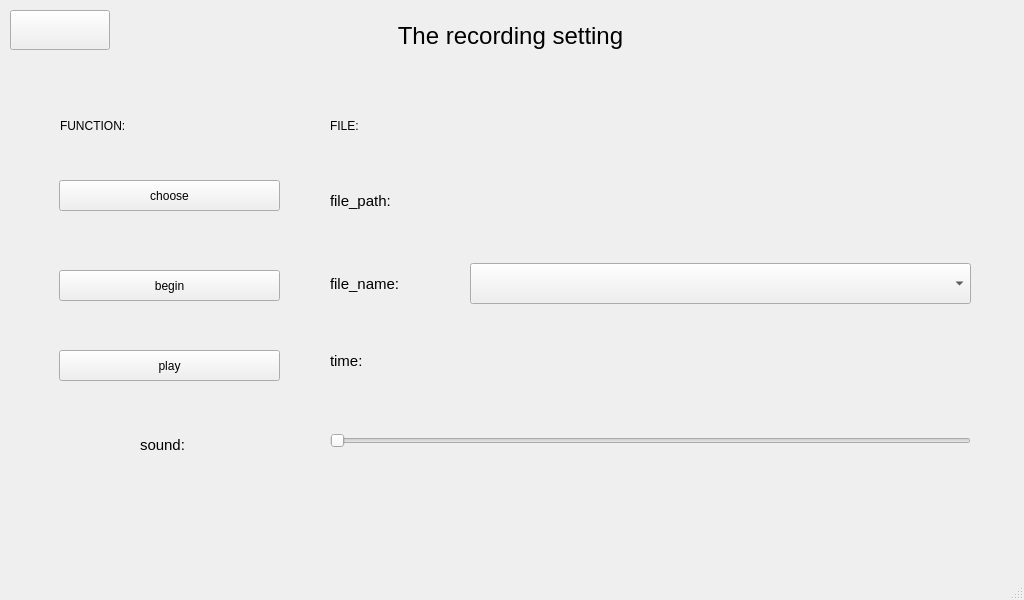
Old version of the form qt/t507/voice.ui in the repository jizizihe/baijie_demo.
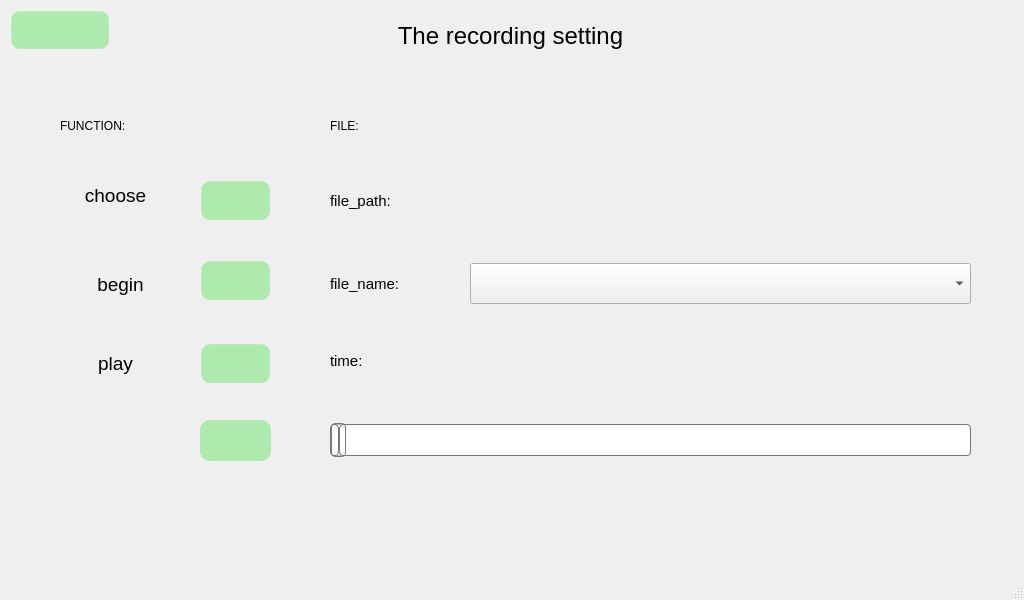
New version of the form. Icons and pictures are not drawn.

Patch:
```diff
--- a/qt/t507/voice.ui
+++ b/qt/t507/voice.ui
@@ -13,6 +13,9 @@
   <property name="windowTitle">
    <string>MainWindow</string>
   </property>
+  <property name="styleSheet">
+   <string notr="true"/>
+  </property>
   <widget class="QWidget" name="centralwidget">
    <widget class="QPushButton" name="return_2">
     <property name="geometry">
@@ -23,6 +26,44 @@
       <height>40</height>
      </rect>
     </property>
+    <property name="styleSheet">
+     <string notr="true">/****************按钮部件*******************/
+QPushButton{
+     background-color: rgba(100, 225, 100, 120);/*背景色*/
+     border-style: outset; /*边框样式*/
+     border-width:  2px;  /*边框宽度为4像素*/
+     border-radius: 10px; /*边框圆角半径*/
+     border-color: rgba(255, 225, 255, 30);/*边框颜色*/
+     font: bold 14px;/*字体*/
+     color:rgba(0, 0, 0, 100);/*字体颜色*/
+     padding: 6px; /*填衬*/
+    outline: none; /*去掉按钮的虚线框*/
+}
+
+QPushButton:hover{ /*鼠标悬停在按钮上时*/
+        background-color:rgba(100,255,100, 100);
+        border-color: rgba(255, 225, 255, 200);
+        color:rgba(0, 0, 0, 200);
+}
+
+QPushButton:pressed { /*按钮被按下时*/
+     background-color:rgba(100,255,100, 200);
+     border-color: rgba(255, 225, 255, 30);
+     border-style: inset;
+     color:rgba(0, 0, 0, 100);
+}
+
+/****************滑块部件*******************/
+
+
+QSlider::handle:horizontal { /*水平滑块的手柄*/
+        image: url(:/image/sliderHandle.png);
+}
+
+QSlider::sub-page:horizontal { /*水平滑块手柄以前的部分*/
+        border-image: url(:/image/slider.png);/*边框图片*/
+}</string>
+    </property>
     <property name="text">
      <string/>
     </property>
@@ -36,49 +77,246 @@
     <property name="geometry">
      <rect>
       <x>50</x>
-      <y>180</y>
+      <y>170</y>
       <width>241</width>
-      <height>211</height>
+      <height>241</height>
      </rect>
     </property>
     <widget class="QPushButton" name="play">
      <property name="geometry">
       <rect>
-       <x>9</x>
-       <y>170</y>
-       <width>221</width>
-       <height>31</height>
+       <x>150</x>
+       <y>173</y>
+       <width>71</width>
+       <height>41</height>
       </rect>
      </property>
+     <property name="styleSheet">
+      <string notr="true">/****************按钮部件*******************/
+QPushButton{
+     background-color: rgba(100, 225, 100, 120);/*背景色*/
+     border-style: outset; /*边框样式*/
+     border-width:  2px;  /*边框宽度为4像素*/
+     border-radius: 10px; /*边框圆角半径*/
+     border-color: rgba(255, 225, 255, 30);/*边框颜色*/
+     font: bold 14px;/*字体*/
+     color:rgba(0, 0, 0, 100);/*字体颜色*/
+     padding: 6px; /*填衬*/
+    outline: none; /*去掉按钮的虚线框*/
+}
+
+QPushButton:hover{ /*鼠标悬停在按钮上时*/
+        background-color:rgba(100,255,100, 100);
+        border-color: rgba(255, 225, 255, 200);
+        color:rgba(0, 0, 0, 200);
+}
+
+QPushButton:pressed { /*按钮被按下时*/
+     background-color:rgba(100,255,100, 200);
+     border-color: rgba(255, 225, 255, 30);
+     border-style: inset;
+     color:rgba(0, 0, 0, 100);
+}
+
+/****************滑块部件*******************/
+
+
+QSlider::handle:horizontal { /*水平滑块的手柄*/
+        image: url(:/image/sliderHandle.png);
+}
+
+QSlider::sub-page:horizontal { /*水平滑块手柄以前的部分*/
+        border-image: url(:/image/slider.png);/*边框图片*/
+}</string>
+     </property>
      <property name="text">
-      <string>play</string>
+      <string/>
+     </property>
+     <property name="icon">
+      <iconset resource="translation.qrc">
+       <normaloff>:/t507_button_image/voice/play.png</normaloff>:/t507_button_image/voice/play.png</iconset>
+     </property>
+     <property name="iconSize">
+      <size>
+       <width>32</width>
+       <height>32</height>
+      </size>
      </property>
     </widget>
     <widget class="QPushButton" name="begin">
      <property name="geometry">
       <rect>
-       <x>9</x>
+       <x>150</x>
        <y>90</y>
-       <width>221</width>
-       <height>31</height>
+       <width>71</width>
+       <height>41</height>
       </rect>
      </property>
+     <property name="styleSheet">
+      <string notr="true">/****************按钮部件*******************/
+QPushButton{
+     background-color: rgba(100, 225, 100, 120);/*背景色*/
+     border-style: outset; /*边框样式*/
+     border-width:  2px;  /*边框宽度为4像素*/
+     border-radius: 10px; /*边框圆角半径*/
+     border-color: rgba(255, 225, 255, 30);/*边框颜色*/
+     font: bold 14px;/*字体*/
+     color:rgba(0, 0, 0, 100);/*字体颜色*/
+     padding: 6px; /*填衬*/
+    outline: none; /*去掉按钮的虚线框*/
+}
+
+QPushButton:hover{ /*鼠标悬停在按钮上时*/
+        background-color:rgba(100,255,100, 100);
+        border-color: rgba(255, 225, 255, 200);
+        color:rgba(0, 0, 0, 200);
+}
+
+QPushButton:pressed { /*按钮被按下时*/
+     background-color:rgba(100,255,100, 200);
+     border-color: rgba(255, 225, 255, 30);
+     border-style: inset;
+     color:rgba(0, 0, 0, 100);
+}
+
+/****************滑块部件*******************/
+
+
+QSlider::handle:horizontal { /*水平滑块的手柄*/
+        image: url(:/image/sliderHandle.png);
+}
+
+QSlider::sub-page:horizontal { /*水平滑块手柄以前的部分*/
+        border-image: url(:/image/slider.png);/*边框图片*/
+}</string>
+     </property>
      <property name="text">
-      <string>begin</string>
+      <string/>
      </property>
     </widget>
     <widget class="QPushButton" name="choose_3">
      <property name="geometry">
       <rect>
-       <x>9</x>
-       <y>0</y>
-       <width>221</width>
-       <height>31</height>
+       <x>150</x>
+       <y>10</y>
+       <width>71</width>
+       <height>41</height>
       </rect>
+     </property>
+     <property name="styleSheet">
+      <string notr="true">/****************按钮部件*******************/
+QPushButton{
+     background-color: rgba(100, 225, 100, 120);/*背景色*/
+     border-style: outset; /*边框样式*/
+     border-width:  2px;  /*边框宽度为4像素*/
+     border-radius: 10px; /*边框圆角半径*/
+     border-color: rgba(255, 225, 255, 30);/*边框颜色*/
+     font: bold 14px;/*字体*/
+     color:rgba(0, 0, 0, 100);/*字体颜色*/
+     padding: 6px; /*填衬*/
+    outline: none; /*去掉按钮的虚线框*/
+}
+
+QPushButton:hover{ /*鼠标悬停在按钮上时*/
+        background-color:rgba(100,255,100, 100);
+        border-color: rgba(255, 225, 255, 200);
+        color:rgba(0, 0, 0, 200);
+}
+
+QPushButton:pressed { /*按钮被按下时*/
+     background-color:rgba(100,255,100, 200);
+     border-color: rgba(255, 225, 255, 30);
+     border-style: inset;
+     color:rgba(0, 0, 0, 100);
+}
+
+/****************滑块部件*******************/
+
+
+QSlider::handle:horizontal { /*水平滑块的手柄*/
+        image: url(:/image/sliderHandle.png);
+}
+
+QSlider::sub-page:horizontal { /*水平滑块手柄以前的部分*/
+        border-image: url(:/image/slider.png);/*边框图片*/
+}</string>
+     </property>
+     <property name="text">
+      <string/>
+     </property>
+     <property name="icon">
+      <iconset resource="translation.qrc">
+       <normaloff>:/t507_button_image/open.png</normaloff>:/t507_button_image/open.png</iconset>
+     </property>
+     <property name="iconSize">
+      <size>
+       <width>32</width>
+       <height>32</height>
+      </size>
+     </property>
+    </widget>
+    <widget class="QLabel" name="label_8">
+     <property name="geometry">
+      <rect>
+       <x>0</x>
+       <y>10</y>
+       <width>131</width>
+       <height>30</height>
+      </rect>
+     </property>
+     <property name="font">
+      <font>
+       <pointsize>14</pointsize>
+      </font>
      </property>
      <property name="text">
       <string>choose</string>
      </property>
+     <property name="alignment">
+      <set>Qt::AlignCenter</set>
+     </property>
+    </widget>
+    <widget class="QLabel" name="label_9">
+     <property name="geometry">
+      <rect>
+       <x>10</x>
+       <y>94</y>
+       <width>121</width>
+       <height>41</height>
+      </rect>
+     </property>
+     <property name="font">
+      <font>
+       <pointsize>14</pointsize>
+      </font>
+     </property>
+     <property name="text">
+      <string>begin</string>
+     </property>
+     <property name="alignment">
+      <set>Qt::AlignCenter</set>
+     </property>
+    </widget>
+    <widget class="QLabel" name="label_10">
+     <property name="geometry">
+      <rect>
+       <x>0</x>
+       <y>173</y>
+       <width>131</width>
+       <height>41</height>
+      </rect>
+     </property>
+     <property name="font">
+      <font>
+       <pointsize>14</pointsize>
+      </font>
+     </property>
+     <property name="text">
+      <string>play</string>
+     </property>
+     <property name="alignment">
+      <set>Qt::AlignCenter</set>
+     </property>
     </widget>
    </widget>
    <widget class="QWidget" name="widget" native="true">
@@ -248,6 +486,62 @@
       <height>41</height>
      </rect>
     </property>
+    <property name="styleSheet">
+     <string notr="true">QSlider::groove:horizontal {  
+border: 1px solid #bbb;  
+background: white;  
+height: 30px;  
+border-radius: 4px;  
+}  
+  
+QSlider::sub-page:horizontal {  
+background: qlineargradient(x1: 0, y1: 0.2, x2: 1, y2: 1,  
+    stop: 0 #bbf, stop: 1 #55f);  
+border: 1px solid #777;  
+height: 10px;  
+border-radius: 4px;  
+}  
+  
+QSlider::add-page:horizontal {  
+background: #fff;  
+border: 1px solid #777;  
+height: 10px;  
+border-radius: 4px;  
+}  
+  
+QSlider::handle:horizontal {  
+background: qlineargradient(x1:0, y1:0, x2:1, y2:1,  
+    stop:0 #eee, stop:1 #ccc);  
+border: 1px solid #777;  
+width: 13px;  
+margin-top: -2px;  
+margin-bottom: -2px;  
+border-radius: 4px;  
+}  
+  
+QSlider::handle:horizontal:hover {  
+background: qlineargradient(x1:0, y1:0, x2:1, y2:1,  
+    stop:0 #fff, stop:1 #ddd);  
+border: 1px solid #444;  
+border-radius: 4px;  
+}  
+  
+QSlider::sub-page:horizontal:disabled {  
+background: #bbb;  
+border-color: #999;  
+}  
+  
+QSlider::add-page:horizontal:disabled {  
+background: #eee;  
+border-color: #999;  
+}  
+  
+QSlider::handle:horizontal:disabled {  
+background: #eee;  
+border: 1px solid #aaa;  
+border-radius: 4px;  
+} </string>
+    </property>
     <property name="orientation">
      <enum>Qt::Horizontal</enum>
     </property>
@@ -255,10 +549,10 @@
    <widget class="QLabel" name="label_7">
     <property name="geometry">
      <rect>
-      <x>140</x>
-      <y>430</y>
-      <width>81</width>
-      <height>30</height>
+      <x>200</x>
+      <y>420</y>
+      <width>71</width>
+      <height>41</height>
      </rect>
     </property>
     <property name="font">
@@ -266,8 +560,20 @@
       <pointsize>11</pointsize>
      </font>
     </property>
+    <property name="styleSheet">
+     <string notr="true">background-color: rgba(100, 225, 100, 120);/*背景色*/
+border：1px solid gray;/*边框大小，样式，颜色*/
+border-radius:10px;/*用来设定边框的弧度，可以设定圆角的按钮*/
+</string>
+    </property>
     <property name="text">
-     <string>sound:</string>
+     <string/>
+    </property>
+    <property name="pixmap">
+     <pixmap resource="translation.qrc">:/t507_button_image/voice/sound.png</pixmap>
+    </property>
+    <property name="scaledContents">
+     <bool>true</bool>
     </property>
     <property name="alignment">
      <set>Qt::AlignLeading|Qt::AlignLeft|Qt::AlignVCenter</set>
```
Left out of the diff: 6 changed lines with no effect on the pictures.
